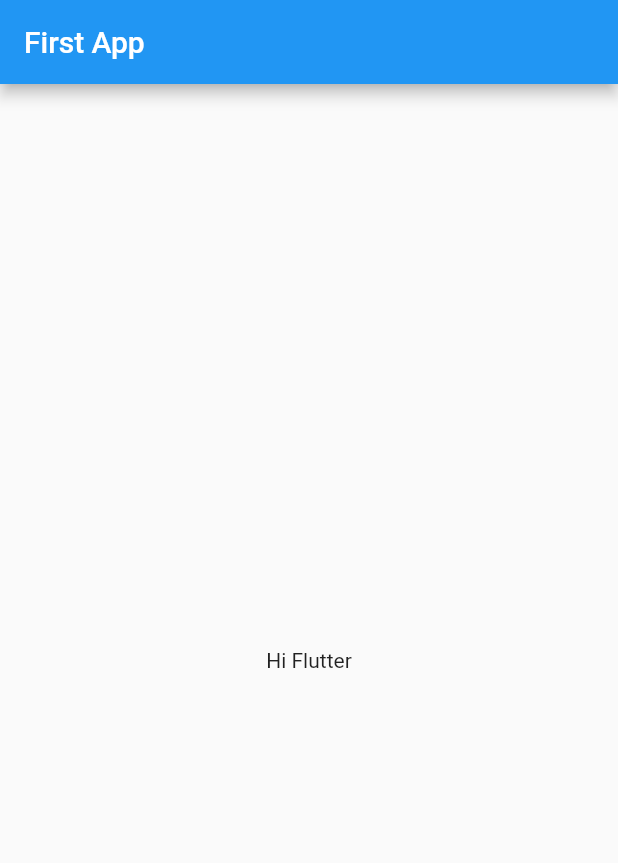
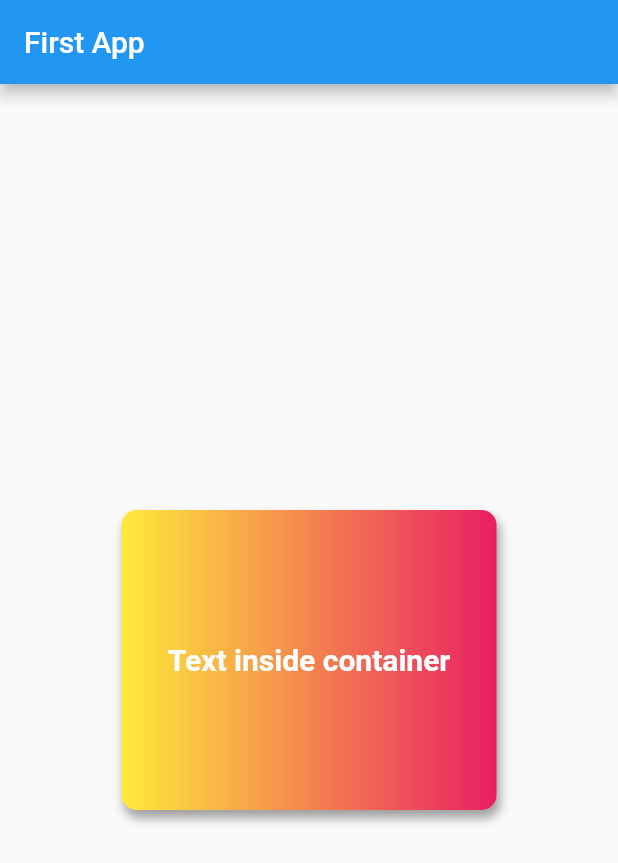
Before and after one commit to maheshoz/learnig-flutter, a Flutter app: the screen it shows after launch, on a phone screen of 412 x 824 dp. Shown: the top 863 px of the screen. Run offline on Flutter 3.47's test engine with Material 2 defaults, Android fonts, the phone set to English and light mode, and no system bars.

Commit message:
Container and text widgets

```diff
--- a/lib/main.dart
+++ b/lib/main.dart
@@ -14,8 +14,33 @@ class HomePage extends StatelessWidget {
         appBar: AppBar(
           title: Text("First App"),
         ),
-        body: Container(
-          child: Center(child: Text("Hi Flutter")),
+        body: Center(
+          child: Container(
+            width: 250,
+            height: 200,
+            alignment: Alignment.center,
+            decoration: BoxDecoration(
+              // shape: BoxShape.circle,
+              color: Colors.teal,
+              borderRadius: BorderRadius.circular(10),
+              boxShadow: [
+                BoxShadow(
+                    color: Colors.grey[500],
+                    blurRadius: 5,
+                    offset: Offset(2.0, 5.0))
+              ],
+              gradient: LinearGradient(colors: [Colors.yellow, Colors.pink]),
+            ),
+            padding: const EdgeInsets.all(8),
+            child: Text(
+              "Text inside container",
+              style: TextStyle(
+                color: Colors.white,
+                fontWeight: FontWeight.bold,
+                fontSize: 20,
+              ),
+            ),
+          ),
         ));
   }
 }
```
